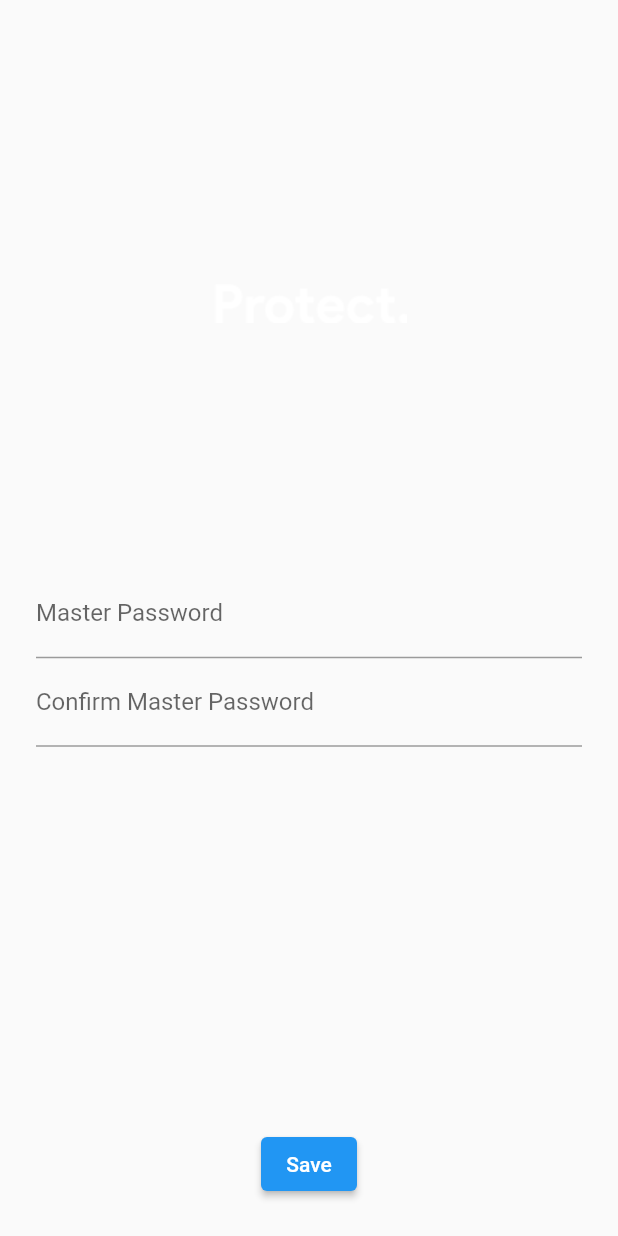
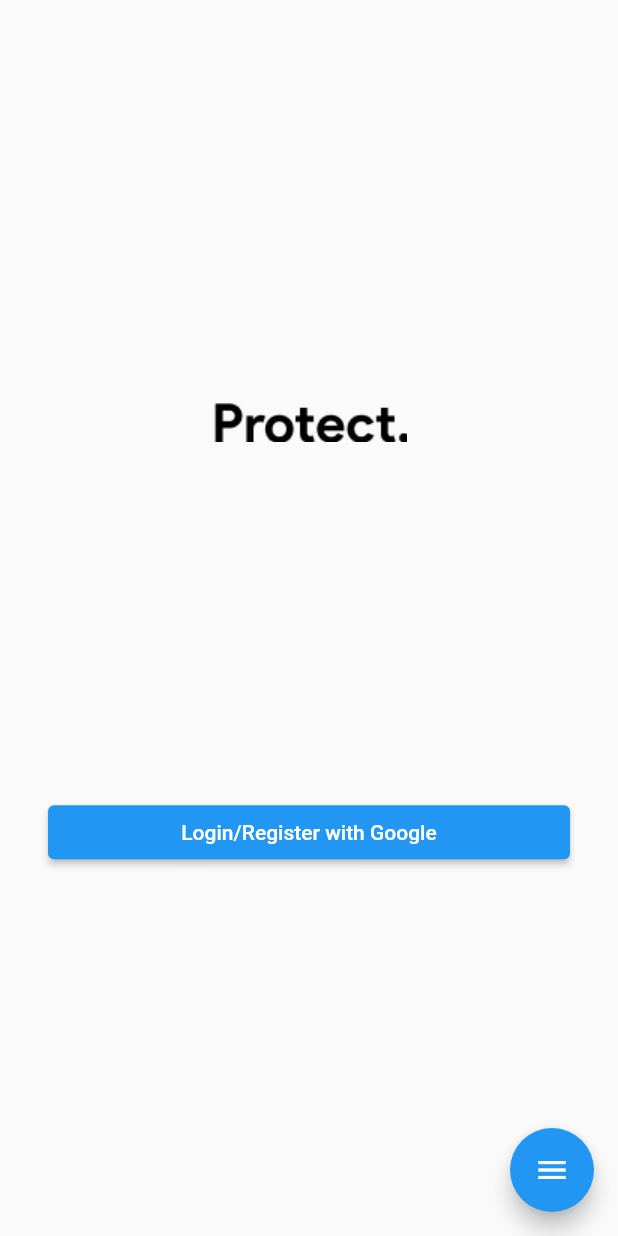
Before and after one commit to Harits19/my_password_app, a Flutter app: the screen it shows after launch, on a phone screen of 412 x 824 dp. Run offline on Flutter 3.47's test engine with Material 2 defaults, Android fonts, the phone set to English and light mode, and no system bars; our stand-ins replace file_picker, flutter_riverpod, local_auth, share_plus, shared_preferences; missing offline and left inert: clipboard, encrypt.

Commit message:
refactor code

```diff
--- a/lib/app.dart
+++ b/lib/app.dart
@@ -1,8 +1,6 @@
 import 'package:flutter/material.dart';
 import 'package:flutter_riverpod/flutter_riverpod.dart';
-import 'package:my_password_app/core/providers/sign_in/sign_in_notifier.dart';
-import 'package:my_password_app/core/providers/theme/theme_notifier.dart';
-import 'package:my_password_app/extensions/context_extension.dart';
+import 'package:my_password_app/ui/pages/theme_notifier.dart';
 import 'package:my_password_app/ui/pages/sign_in/sign_in_page.dart';
 
 // TODO mengubah menjadi aplikasi full offiline
@@ -22,7 +20,7 @@ class _AppState extends ConsumerState<App> {
     return MaterialApp(
       debugShowCheckedModeBanner: false,
       darkTheme: ThemeData.dark(),
-      themeMode: ref.watch(themeProvider),
+      themeMode: ref.watch(themeProvider.select((value) => value.themeMode)),
       home: SignInPage(),
     );
   }
--- a/lib/core/providers/password/password_notifier.dart
+++ b/lib/core/providers/password/password_notifier.dart
@@ -1,5 +1,5 @@
 import 'package:flutter_riverpod/flutter_riverpod.dart';
-import 'package:my_password_app/core/providers/sign_in/sign_in_notifier.dart';
+import 'package:my_password_app/ui/pages/sign_in/sign_in_notifier.dart';
 import 'package:my_password_app/core/services/share_service.dart';
 import 'package:my_password_app/models/password_model.dart';
 import 'package:my_password_app/core/services/password_service.dart';
--- a/lib/core/providers/theme/theme_notifier.dart
+++ /dev/null
@@ -1,13 +0,0 @@
-import 'package:flutter/material.dart';
-import 'package:flutter_riverpod/flutter_riverpod.dart';
-
-final themeProvider =
-    StateNotifierProvider<ThemeNotifier, ThemeMode>((ref) => ThemeNotifier());
-
-class ThemeNotifier extends StateNotifier<ThemeMode> {
-  ThemeNotifier() : super(ThemeMode.system);
-
-  void setTheme(ThemeMode themeMode) {
-    state = themeMode;
-  }
-}
--- a/lib/core/services/sign_in_service.dart
+++ b/lib/core/services/sign_in_service.dart
@@ -2,7 +2,7 @@ import 'dart:convert';
 
 import 'package:my_password_app/enums/pref_enum.dart';
 import 'package:my_password_app/extensions/shared_pref_extension.dart';
-import 'package:my_password_app/core/providers/sign_in/sign_in_state.dart';
+import 'package:my_password_app/ui/pages/sign_in/sign_in_state.dart';
 import 'package:my_password_app/core/services/services.dart';
 
 
--- a/lib/main.dart
+++ b/lib/main.dart
@@ -3,6 +3,8 @@ import 'package:flutter_riverpod/flutter_riverpod.dart';
 import 'package:my_password_app/app.dart';
 import 'package:my_password_app/core/services/services.dart';
 
+
+// TODO change to riverpod mvvm
 
 void main() async {
   await _loadAllService();
--- a/lib/models/share_model.dart
+++ b/lib/models/share_model.dart
@@ -1,4 +1,4 @@
-import 'package:my_password_app/core/providers/sign_in/sign_in_state.dart';
+import 'package:my_password_app/ui/pages/sign_in/sign_in_state.dart';
 import 'package:my_password_app/models/password_model.dart';
 
 class ShareModel {
--- a/lib/ui/pages/home/views/drawer_view.dart
+++ b/lib/ui/pages/home/views/drawer_view.dart
@@ -2,8 +2,8 @@ import 'package:flutter/foundation.dart';
 import 'package:flutter/material.dart';
 import 'package:flutter_riverpod/flutter_riverpod.dart';
 import 'package:my_password_app/core/providers/password/password_notifier.dart';
-import 'package:my_password_app/core/providers/sign_in/sign_in_notifier.dart';
-import 'package:my_password_app/core/providers/theme/theme_notifier.dart';
+import 'package:my_password_app/ui/pages/sign_in/sign_in_notifier.dart';
+import 'package:my_password_app/ui/pages/theme_notifier.dart';
 import 'package:my_password_app/extensions/context_extension.dart';
 import 'package:my_password_app/ui/konstans/k_size.dart';
 import 'package:my_password_app/ui/pages/home/views/confirm_import_view.dart';
@@ -72,7 +72,7 @@ class _DrawerViewState extends ConsumerState<DrawerView> {
               SpaceWidget.verti16,
               DropdownButton(
                 isExpanded: true,
-                value: themeWatch,
+                value: themeWatch.themeMode,
                 items: [
                   ...ThemeMode.values.map(
                     (e) => DropdownMenuItem(
--- a/lib/core/providers/sign_in/sign_in_notifier.dart
+++ b/lib/ui/pages/sign_in/sign_in_notifier.dart
@@ -1,7 +1,7 @@
 import 'package:flutter/material.dart';
 import 'package:flutter/services.dart';
 import 'package:flutter_riverpod/flutter_riverpod.dart';
-import 'package:my_password_app/core/providers/sign_in/sign_in_state.dart';
+import 'package:my_password_app/ui/pages/sign_in/sign_in_state.dart';
 import 'package:my_password_app/core/services/local_auth_service.dart';
 import 'package:my_password_app/core/services/sign_in_service.dart';
 import 'package:my_password_app/ui/widgets/snack_bar_widget.dart';
--- a/lib/ui/pages/sign_in/sign_in_page.dart
+++ b/lib/ui/pages/sign_in/sign_in_page.dart
@@ -1,11 +1,8 @@
 import 'package:flutter/material.dart';
 import 'package:flutter_riverpod/flutter_riverpod.dart';
-import 'package:my_password_app/core/providers/sign_in/sign_in_notifier.dart';
-import 'package:my_password_app/extensions/context_extension.dart';
 import 'package:my_password_app/ui/konstans/k_assets.dart';
-import 'package:my_password_app/ui/konstans/k_size.dart';
-import 'package:my_password_app/ui/pages/sign_in/views/sign_in_finger_print_page.dart';
-import 'package:my_password_app/ui/pages/sign_in/views/sign_in_password_view.dart';
+import 'package:my_password_app/ui/pages/home/views/drawer_view.dart';
+import 'package:my_password_app/ui/pages/views/floating_button_drawer.dart';
 
 class SignInPage extends ConsumerStatefulWidget {
   static const routeName = "/sign-in";
@@ -19,41 +16,26 @@ class _SignInPageState extends ConsumerState<SignInPage> {
   bool forceUsePassword = false;
   @override
   Widget build(BuildContext context) {
-    final useFingerprint = ref.watch(signInProvider).useFingerprint;
-
     return Scaffold(
+      endDrawer: DrawerView(),
+      floatingActionButton: FloatingButtonDrawer(),
+      floatingActionButtonLocation: FloatingActionButtonLocation.endFloat,
       body: SafeArea(
         child: Padding(
-          padding: const EdgeInsets.all(KSize.s24),
+          padding: const EdgeInsets.all(32.0),
           child: Column(
             crossAxisAlignment: CrossAxisAlignment.stretch,
             children: [
               Spacer(),
-              Image.asset(KAssets.letterIconAppDark),
+              Image.asset(
+                KAssets.letterIconAppLight,
+              ),
               Spacer(),
-              if (useFingerprint) ...[
-                Center(
-                  child: InkWell(
-                    onTap: () {
-                      forceUsePassword = !forceUsePassword;
-                      setState(() {});
-                    },
-                    child: Padding(
-                      padding: const EdgeInsets.all(KSize.s16),
-                      child: Text(
-                        'Use ${!forceUsePassword ? 'Password' : 'Fingerprint'}',
-                        textAlign: TextAlign.center,
-                      ),
-                    ),
-                  ),
-                ),
-              ],
-              Expanded(
-                flex: 3,
-                child: useFingerprint && !forceUsePassword
-                    ? SignInFingerPrintView()
-                    : SignInPasswordView(),
-              )
+              ElevatedButton(
+                child: Text('Login/Register with Google'),
+                onPressed: () {},
+              ),
+              Spacer(),
             ],
           ),
         ),
--- a/lib/ui/pages/sign_in/views/sign_in_finger_print_page.dart
+++ b/lib/ui/pages/sign_in/views/sign_in_finger_print_page.dart
@@ -1,7 +1,7 @@
 import 'package:flutter/material.dart';
 import 'package:flutter_riverpod/flutter_riverpod.dart';
 import 'package:my_password_app/extensions/context_extension.dart';
-import 'package:my_password_app/core/providers/sign_in/sign_in_notifier.dart';
+import 'package:my_password_app/ui/pages/sign_in/sign_in_notifier.dart';
 import 'package:my_password_app/ui/konstans/k_size.dart';
 import 'package:my_password_app/ui/pages/home/home_page.dart';
 
--- a/lib/ui/pages/sign_in/views/sign_in_password_view.dart
+++ b/lib/ui/pages/sign_in/views/sign_in_password_view.dart
@@ -1,7 +1,7 @@
 import 'package:flutter/material.dart';
 import 'package:flutter_riverpod/flutter_riverpod.dart';
 import 'package:my_password_app/extensions/context_extension.dart';
-import 'package:my_password_app/core/providers/sign_in/sign_in_notifier.dart';
+import 'package:my_password_app/ui/pages/sign_in/sign_in_notifier.dart';
 import 'package:my_password_app/ui/pages/home/home_page.dart';
 import 'package:my_password_app/ui/widgets/snack_bar_widget.dart';
 import 'package:my_password_app/ui/widgets/text_field_password_widget.dart';
--- /dev/null
+++ b/lib/ui/pages/theme_notifier.dart
@@ -0,0 +1,30 @@
+import 'package:flutter/material.dart';
+import 'package:flutter/scheduler.dart';
+import 'package:flutter_riverpod/flutter_riverpod.dart';
+import 'package:my_password_app/ui/pages/theme_state.dart';
+
+final themeProvider = StateNotifierProvider<ThemeNotifier, ThemeState>(
+  (ref) => ThemeNotifier(
+    ThemeState(
+      brightness: null,
+      themeMode: ThemeMode.system,
+    ),
+  )..init(),
+);
+
+class ThemeNotifier extends StateNotifier<ThemeState> {
+  ThemeNotifier(super.state);
+
+  void init() {
+    state = state.copyWith(
+      brightness:
+          SchedulerBinding.instance.platformDispatcher.platformBrightness,
+    );
+  }
+
+  void setTheme(ThemeMode themeMode) async {
+    state = state.copyWith(
+      themeMode: themeMode,
+    );
+  }
+}
--- /dev/null
+++ b/lib/ui/pages/views/floating_button_drawer.dart
@@ -0,0 +1,18 @@
+import 'package:flutter/material.dart';
+
+class FloatingButtonDrawer extends StatelessWidget {
+  const FloatingButtonDrawer({super.key});
+
+  @override
+  Widget build(BuildContext context) {
+    return FloatingActionButton(
+      heroTag: 'floatingButton2',
+      onPressed: () {
+        // passwordRead.sync();
+        // return;
+        Scaffold.of(context).openEndDrawer();
+      },
+      child: Icon(Icons.menu),
+    );
+  }
+}
```
Also changed, not shown: lib/extensions/context_extension.dart (+12 -0 lines), lib/extensions/theme_mode_extension.dart (added, +7 -0 lines), lib/ui/pages/home/views/floating_button_view.dart (+2 -9 lines), lib/ui/pages/theme_state.dart (added, +20 -0 lines), lib/ui/pages/sign_in/sign_in_state.dart (renamed from lib/core/providers/sign_in/sign_in_state.dart), pubspec.lock, 1 other file.
